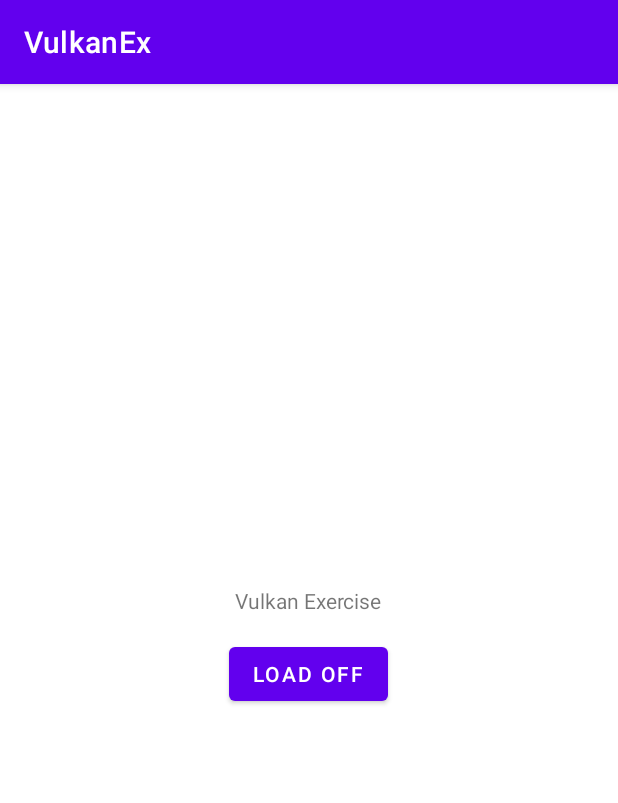
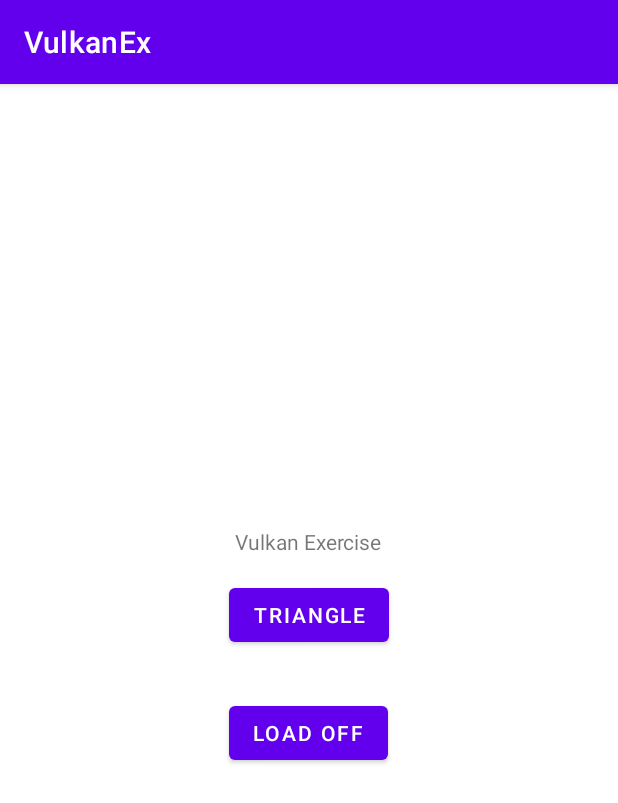
Before and after one commit to yeuchi/VulkanEx, an Android app: the screen it shows after launch (MainActivity), on a phone screen of 412 x 824 dp. Shown: the top 803 px of the screen. Run offline under Robolectric (Android 15) with nearby library versions, the phone set to English and light mode, and no system bars; libraries missing offline, so code that uses them is left out: com.google.androidgamesdk.

```diff
--- a/app/src/main/java/com/ctyeung/vulkanex/MainActivity.kt
+++ b/app/src/main/java/com/ctyeung/vulkanex/MainActivity.kt
@@ -18,11 +18,12 @@ class MainActivity : AppCompatActivity() {
         super.onCreate(savedInstanceState)
         setContentView(R.layout.activity_main)
 
-//        binding = ActivityMainBinding.inflate(layoutInflater)
-//        setContentView(binding.root)
-//
-//        // Example of a call to a native method
-//        binding.sampleText.text = stringFromJNI()
+        findViewById<Button>(R.id.btn_triangle)?.apply {
+            setOnClickListener {
+                val intent = Intent(applicationContext, TriangleActivity::class.java)
+                startActivity(intent)
+            }
+        }
 
         findViewById<Button>(R.id.btn_load)?.apply {
             setOnClickListener {
--- a/app/src/main/res/layout/activity_main.xml
+++ b/app/src/main/res/layout/activity_main.xml
@@ -24,6 +24,13 @@
         android:layout_width="wrap_content"
         android:layout_height="wrap_content"
         android:layout_margin="15dp"
+        android:id="@+id/btn_triangle"
+        android:text="Triangle"/>
+
+    <Button
+        android:layout_width="wrap_content"
+        android:layout_height="wrap_content"
+        android:layout_margin="15dp"
         android:id="@+id/btn_load"
         android:text="Load OFF"/>
 
```
Also changed, not shown: app/src/main/AndroidManifest.xml (+13 -7 lines), app/src/main/java/com/ctyeung/vulkanex/TriangleActivity.kt (added, +17 -0 lines), app/src/main/res/layout/activity_triangle.xml (added, +9 -0 lines).
